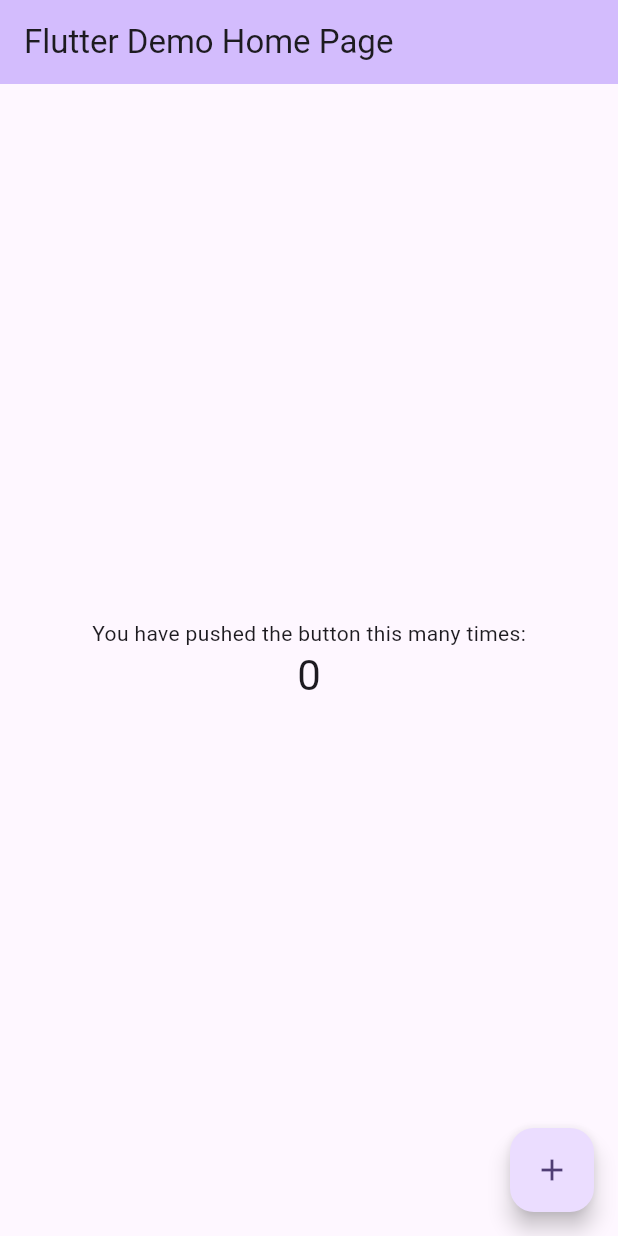
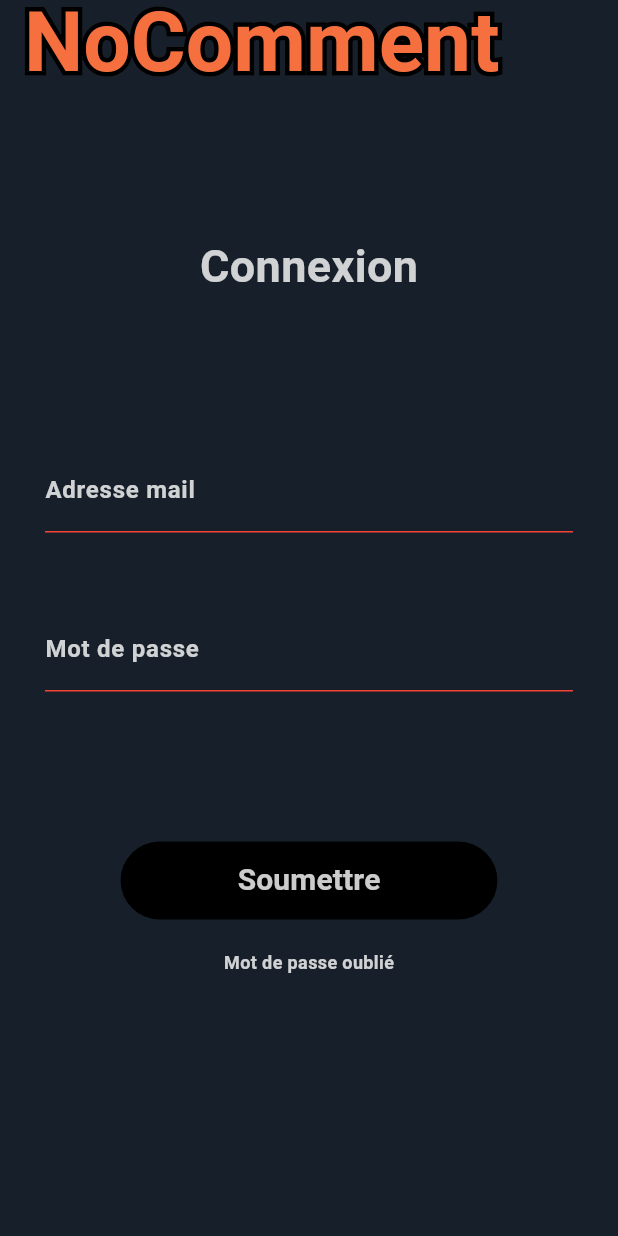
Before and after one commit to Evan-Duval/NoComment, a Flutter app: the screen it shows after launch, on a phone screen of 412 x 824 dp. Run offline on Flutter 3.47's test engine with Material 3 defaults, Android fonts, the phone set to English and light mode, and no system bars; drawn by our look-alikes of stroke_text; our stand-ins replace google_fonts.

Commit message:
login style finit

```diff
--- a/Flutter/no_comment_flutter/lib/main.dart
+++ b/Flutter/no_comment_flutter/lib/main.dart
@@ -1,125 +1,21 @@
 import 'package:flutter/material.dart';
+import 'package:no_comment_flutter/pages/login.dart';
+
 
 void main() {
-  runApp(const MyApp());
+  runApp(const MainApp());
 }
 
-class MyApp extends StatelessWidget {
-  const MyApp({super.key});
+class MainApp extends StatelessWidget {
+  const MainApp({super.key});
 
-  // This widget is the root of your application.
   @override
   Widget build(BuildContext context) {
     return MaterialApp(
-      title: 'Flutter Demo',
-      theme: ThemeData(
-        // This is the theme of your application.
-        //
-        // TRY THIS: Try running your application with "flutter run". You'll see
-        // the application has a purple toolbar. Then, without quitting the app,
-        // try changing the seedColor in the colorScheme below to Colors.green
-        // and then invoke "hot reload" (save your changes or press the "hot
-        // reload" button in a Flutter-supported IDE, or press "r" if you used
-        // the command line to start the app).
-        //
-        // Notice that the counter didn't reset back to zero; the application
-        // state is not lost during the reload. To reset the state, use hot
-        // restart instead.
-        //
-        // This works for code too, not just values: Most code changes can be
-        // tested with just a hot reload.
-        colorScheme: ColorScheme.fromSeed(seedColor: Colors.deepPurple),
-        useMaterial3: true,
-      ),
-      home: const MyHomePage(title: 'Flutter Demo Home Page'),
+      initialRoute: '/login',
+      routes: {
+        '/login': (context) => const LoginPage(),
+      },
     );
   }
 }
-
-class MyHomePage extends StatefulWidget {
-  const MyHomePage({super.key, required this.title});
-
-  // This widget is the home page of your application. It is stateful, meaning
-  // that it has a State object (defined below) that contains fields that affect
-  // how it looks.
-
-  // This class is the configuration for the state. It holds the values (in this
-  // case the title) provided by the parent (in this case the App widget) and
-  // used by the build method of the State. Fields in a Widget subclass are
-  // always marked "final".
-
-  final String title;
-
-  @override
-  State<MyHomePage> createState() => _MyHomePageState();
-}
-
-class _MyHomePageState extends State<MyHomePage> {
-  int _counter = 0;
-
-  void _incrementCounter() {
-    setState(() {
-      // This call to setState tells the Flutter framework that something has
-      // changed in this State, which causes it to rerun the build method below
-      // so that the display can reflect the updated values. If we changed
-      // _counter without calling setState(), then the build method would not be
-      // called again, and so nothing would appear to happen.
-      _counter++;
-    });
-  }
-
-  @override
-  Widget build(BuildContext context) {
-    // This method is rerun every time setState is called, for instance as done
-    // by the _incrementCounter method above.
-    //
-    // The Flutter framework has been optimized to make rerunning build methods
-    // fast, so that you can just rebuild anything that needs updating rather
-    // than having to individually change instances of widgets.
-    return Scaffold(
-      appBar: AppBar(
-        // TRY THIS: Try changing the color here to a specific color (to
-        // Colors.amber, perhaps?) and trigger a hot reload to see the AppBar
-        // change color while the other colors stay the same.
-        backgroundColor: Theme.of(context).colorScheme.inversePrimary,
-        // Here we take the value from the MyHomePage object that was created by
-        // the App.build method, and use it to set our appbar title.
-        title: Text(widget.title),
-      ),
-      body: Center(
-        // Center is a layout widget. It takes a single child and positions it
-        // in the middle of the parent.
-        child: Column(
-          // Column is also a layout widget. It takes a list of children and
-          // arranges them vertically. By default, it sizes itself to fit its
-          // children horizontally, and tries to be as tall as its parent.
-          //
-          // Column has various properties to control how it sizes itself and
-          // how it positions its children. Here we use mainAxisAlignment to
-          // center the children vertically; the main axis here is the vertical
-          // axis because Columns are vertical (the cross axis would be
-          // horizontal).
-          //
-          // TRY THIS: Invoke "debug painting" (choose the "Toggle Debug Paint"
-          // action in the IDE, or press "p" in the console), to see the
-          // wireframe for each widget.
-          mainAxisAlignment: MainAxisAlignment.center,
-          children: <Widget>[
-            const Text(
-              'You have pushed the button this many times:',
-            ),
-            Text(
-              '$_counter',
-              style: Theme.of(context).textTheme.headlineMedium,
-            ),
-          ],
-        ),
-      ),
-      floatingActionButton: FloatingActionButton(
-        onPressed: _incrementCounter,
-        tooltip: 'Increment',
-        child: const Icon(Icons.add),
-      ), // This trailing comma makes auto-formatting nicer for build methods.
-    );
-  }
-}
--- /dev/null
+++ b/Flutter/no_comment_flutter/lib/pages/form_login.dart
@@ -0,0 +1,130 @@
+import 'package:flutter/material.dart';
+
+class MyCustomForm extends StatefulWidget {
+  const MyCustomForm({super.key});
+
+  @override
+  _MyCustomFormState createState() => _MyCustomFormState();
+}
+
+class _MyCustomFormState extends State<MyCustomForm> {
+
+  @override
+  Widget build(BuildContext context) {
+    return Padding(
+      padding: const EdgeInsets.symmetric(horizontal: 30, vertical: 100),
+      child: Column(
+        crossAxisAlignment: CrossAxisAlignment.start,
+        children: <Widget>[
+          Center(
+            child: Text(
+              'Connexion',
+              style: TextStyle(
+                fontSize: 30,
+                color: Color.fromRGBO(255, 255, 255, 0.8),
+                fontWeight: FontWeight.bold
+              ),
+            ),
+          ),
+          Padding(
+            padding: const EdgeInsets.only(top: 100),
+            child: TextField(
+              cursorColor: Color.fromRGBO(255, 255, 255, 0.8),
+              // controller: _emailController,
+              style: TextStyle(
+                  fontSize: 16,
+                  fontWeight: FontWeight.bold,
+                  color: Colors.white,
+                ),
+              decoration: const InputDecoration(
+                border: UnderlineInputBorder(
+                  borderSide: BorderSide(color: Colors.red),
+                ),
+                focusedBorder: UnderlineInputBorder(
+                  borderSide: BorderSide(color: Colors.red, width: 2),
+                ),
+                enabledBorder: UnderlineInputBorder(
+                  borderSide: BorderSide(color: Colors.red),
+                ),
+                labelText: 'Adresse mail',
+                labelStyle: TextStyle(
+                  color: Color.fromRGBO(255, 255, 255, 0.8),
+                  fontSize: 16,
+                  fontWeight: FontWeight.bold,
+                ),
+              ),
+            ),
+          ),
+          Padding(
+            padding: const EdgeInsets.only(top: 50),
+            child: TextFormField(
+              cursorColor: Color.fromRGBO(255, 255, 255, 0.8),
+              // controller: _passwordController,
+              style: TextStyle(
+                  fontSize: 16,
+                  fontWeight: FontWeight.bold,
+                  color: Colors.white,
+                ),
+              obscureText: true,
+              decoration: const InputDecoration(
+                border: UnderlineInputBorder(
+                  borderSide: BorderSide(color: Colors.red), // Couleur du soulignement
+                ),
+                focusedBorder: UnderlineInputBorder(
+                  borderSide: BorderSide(color: Colors.red, width: 2), // Quand le champ est actif
+                ),
+                enabledBorder: UnderlineInputBorder(
+                  borderSide: BorderSide(color: Colors.red), // Quand le champ est inactif
+                ),
+                labelText: 'Mot de passe',
+                labelStyle: TextStyle(
+                  color: Color.fromRGBO(255, 255, 255, 0.8),
+                  fontSize: 16,
+                  fontWeight: FontWeight.bold,
+                ),
+              ),
+            ),
+          ),
+          Center(
+            child: Container(
+              margin: const EdgeInsets.only(top: 100),
+              padding: const EdgeInsets.symmetric(vertical: 2, horizontal: 54),
+              decoration: BoxDecoration(
+                color: Colors.black,
+                borderRadius: BorderRadius.circular(40),
+              ),
+              child: ElevatedButton(
+                onPressed: () {},
+                style: ElevatedButton.styleFrom(
+                  backgroundColor: Colors.transparent,
+                  shadowColor: Colors.transparent,
+                ),
+                child: const Text(
+                  'Soumettre',
+                  style: TextStyle(
+                    fontSize: 20,
+                    fontWeight: FontWeight.bold,
+                    color: Color.fromRGBO(255, 255, 255, 0.8),
+                  ),
+                ),
+              ),
+            ),
+          ),
+          Padding(
+            padding: const EdgeInsets.only(top: 20),
+            child: Center(
+              child: Text(
+              'Mot de passe oublié',
+              style: TextStyle(
+                color: Color.fromRGBO(255, 255, 255, 0.8),
+                fontSize: 12,
+                fontWeight: FontWeight.w600
+              ),
+              ),
+            )
+          )
+        ],
+      ),
+    );
+  }
+}
--- /dev/null
+++ b/Flutter/no_comment_flutter/lib/pages/login.dart
@@ -0,0 +1,32 @@
+import 'package:no_comment_flutter/pages/form_login.dart';
+import 'package:flutter/material.dart';
+import 'package:google_fonts/google_fonts.dart';
+import 'package:stroke_text/stroke_text.dart';
+
+class LoginPage extends StatelessWidget {
+  const LoginPage({super.key});
+
+  @override
+  Widget build(BuildContext context) {
+    return Scaffold(
+      appBar: AppBar(
+        backgroundColor: const Color(0xFF17202A),
+        title: StrokeText(
+          text: 'NoComment',
+          textStyle: GoogleFonts.nanumBrushScript(
+            fontSize: 56,
+            fontWeight: FontWeight.bold,
+            color: const Color(0xFFF6703F),
+          ),
+          strokeColor: Colors.black,
+          strokeWidth: 6,
+          textAlign: TextAlign.center,
+        ),
+      ),
+      backgroundColor: const Color(0xFF17202A),
+      body: const Center(
+        child: MyCustomForm(),
+      ),
+    );
+  }
+}
--- a/Flutter/no_comment_flutter/pubspec.yaml
+++ b/Flutter/no_comment_flutter/pubspec.yaml
@@ -30,10 +30,12 @@ environment:
 dependencies:
   flutter:
     sdk: flutter
+  google_fonts: ^6.1.0
 
   # The following adds the Cupertino Icons font to your application.
   # Use with the CupertinoIcons class for iOS style icons.
   cupertino_icons: ^1.0.8
+  stroke_text: ^1.0.0
 
 dev_dependencies:
   flutter_test:
```
Also changed, not shown: Flutter/no_comment_flutter/pubspec.lock, 12 other files.
